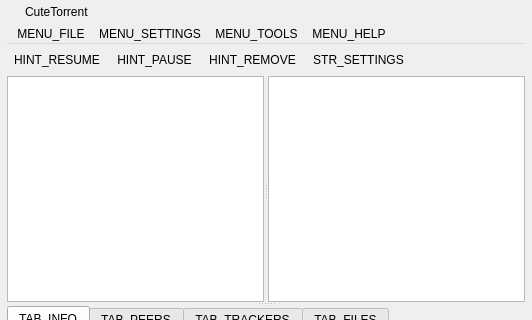
This is src/customWindow/CustomWindow.ui in CuteTorrent/CuteTorrent as Qt 5 draws it before an edit; both pictures show x 0 to 532 and y 0 to 320 of the 532 by 620 pixel window. The edited form follows.
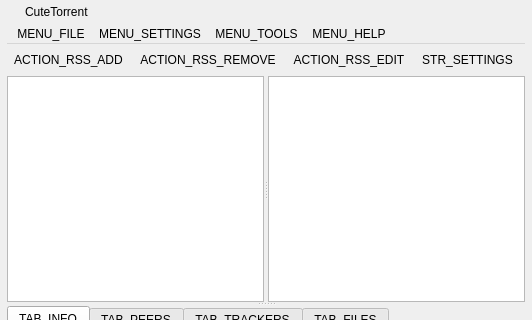
This is the edited form. The open tabs and pages were chosen to show the change. Icons and pictures are not drawn.

What changed in the file:
```diff
--- a/src/customWindow/CustomWindow.ui
+++ b/src/customWindow/CustomWindow.ui
@@ -838,26 +838,6 @@
          <number>0</number>
         </property>
         <widget class="QToolBar" name="m_pTorrentToolBar">
-         <property name="enabled">
-          <bool>true</bool>
-         </property>
-         <property name="maximumSize">
-          <size>
-           <width>16777215</width>
-           <height>16777215</height>
-          </size>
-         </property>
-         <property name="font">
-          <font>
-           <kerning>true</kerning>
-          </font>
-         </property>
-         <property name="contextMenuPolicy">
-          <enum>Qt::NoContextMenu</enum>
-         </property>
-         <property name="windowTitle">
-          <string>toolBar</string>
-         </property>
          <property name="styleSheet">
           <string notr="true">
                QToolBar {
@@ -865,14 +845,7 @@
                border-top: none;
                spacing:3px;
                padding-right:2px;
-               }
-             </string>
-         </property>
-         <property name="movable">
-          <bool>false</bool>
-         </property>
-         <property name="toolButtonStyle">
-          <enum>Qt::ToolButtonIconOnly</enum>
+               }</string>
          </property>
          <addaction name="ACTION_TOOLBAR_START"/>
          <addaction name="ACTION_TOOLBAR_PAUSE"/>
@@ -920,6 +893,20 @@
          <addaction name="ACTION_TOOLBAR_OPEN_URL"/>
          <addaction name="ACTION_TOOLBAR_SETTINGS"/>
         </widget>
+        <widget class="QToolBar" name="m_pRssToolBar">
+         <property name="styleSheet">
+          <string notr="true"> QToolBar {
+               border-bottom: none;
+               border-top: none;
+               spacing:3px;
+               padding-right:2px;
+               }</string>
+         </property>
+         <addaction name="ACTION_TOOLBAR_RSS_ADD"/>
+         <addaction name="ACTION_TOOLBAR_RSS_REMOVE"/>
+         <addaction name="ACTION_TOOLBAR_RSS_EDIT"/>
+         <addaction name="ACTION_TOOLBAR_SETTINGS"/>
+        </widget>
        </widget>
       </item>
      </layout>
@@ -1050,6 +1037,24 @@
     <string>TOOLS_BACKUP</string>
    </property>
   </action>
+  <action name="ACTION_TOOLBAR_RSS_ADD">
+   <property name="text">
+    <string>ACTION_RSS_ADD</string>
+   </property>
+   <property name="toolTip">
+    <string>ACTION_RSS_ADD</string>
+   </property>
+  </action>
+  <action name="ACTION_TOOLBAR_RSS_REMOVE">
+   <property name="text">
+    <string>ACTION_RSS_REMOVE</string>
+   </property>
+  </action>
+  <action name="ACTION_TOOLBAR_RSS_EDIT">
+   <property name="text">
+    <string>ACTION_RSS_EDIT</string>
+   </property>
+  </action>
  </widget>
  <layoutdefault spacing="6" margin="11"/>
  <resources>
```
Left out of the diff: 88 changed lines with no effect on the pictures.
